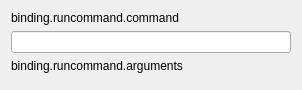
Qt form Touché_Configuration/RunCommand_cfg.ui (GuLinux/Touche) before a commit.
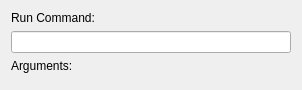
The same form after that commit. Custom widgets are drawn as their Qt base class.

Diff of the .ui file:
```diff
--- a/Touché_Configuration/RunCommand_cfg.ui
+++ b/Touché_Configuration/RunCommand_cfg.ui
@@ -17,7 +17,7 @@
    <item>
     <widget class="QLabel" name="label">
      <property name="text">
-      <string>binding.runcommand.command</string>
+      <string comment="runCommand conf dialog: command line label">Run Command:</string>
      </property>
     </widget>
    </item>
@@ -27,7 +27,7 @@
    <item>
     <widget class="QLabel" name="label_2">
      <property name="text">
-      <string>binding.runcommand.arguments</string>
+      <string extracomment="runCommand conf dialog: arguments label">Arguments:</string>
      </property>
     </widget>
    </item>
```
Left out of the diff: 2 changed lines with no effect on the pictures.
